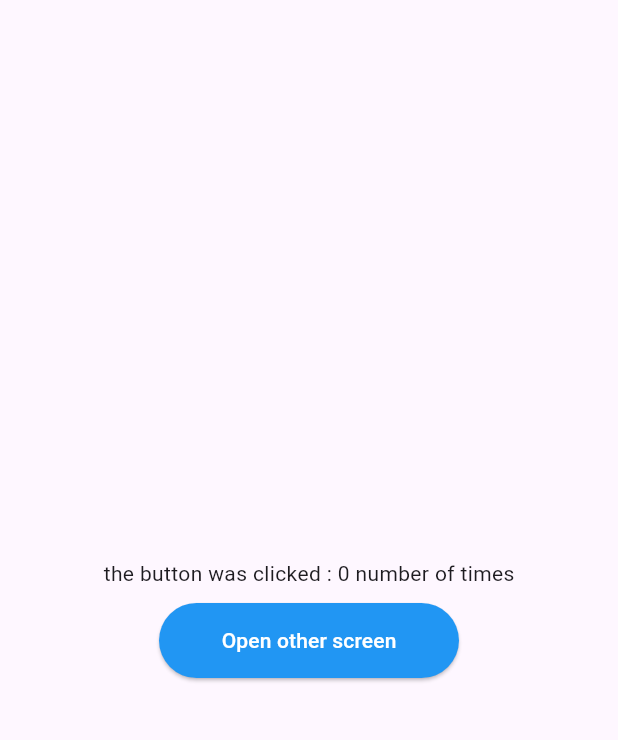
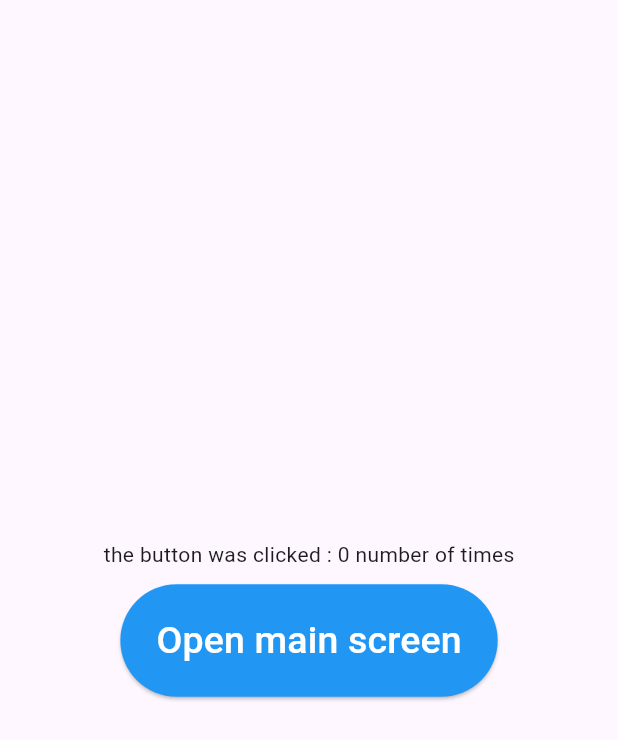
Before and after one commit to MRNOONE333/flutter-getX-implementation, a Flutter app: the screen it shows after launch, after a tap on "Open other screen", on a phone screen of 412 x 824 dp. Shown: the top 740 px of the screen. Run offline on Flutter 3.47's test engine with Material 3 defaults, Android fonts, the phone set to English and light mode, and no system bars; our stand-ins replace get.

Commit message:
ui changes

```diff
--- a/lib/screens/Home.dart
+++ b/lib/screens/Home.dart
@@ -16,20 +16,18 @@ class HomeScreen extends StatelessWidget {
             SizedBox(
               height: 10,
             ),
-            Container(
-              width: 200,
-              height: 50,
-              child: ElevatedButton(
-                  style: ElevatedButton.styleFrom(
-                    primary: Colors.blue, // Background color
-                    onPrimary: Colors.white, // Text color
-                    minimumSize: Size(200, 50), // Width and height
-                  ),
-                  onPressed: () {
-                    Get.to(OtherScreen());
-                  },
-                  child: Text('Open other screen')),
-            )
+            ElevatedButton(
+                style: ElevatedButton.styleFrom(
+                  primary: Colors.blue,
+                  onPrimary: Colors.white,
+                  minimumSize: Size(200, 75),
+                ),
+                onPressed: () {
+                  Get.to(OtherScreen());
+                },
+                child: Text('Open other screen',
+                style: TextStyle(fontSize: 25),
+                ))
           ]),
         ),
       ),
--- a/lib/screens/other.dart
+++ b/lib/screens/other.dart
@@ -17,20 +17,17 @@ class OtherScreen extends StatelessWidget {
             SizedBox(
               height: 10,
             ),
-            Container(
-              width: 200, // Set the width you want
-              height: 50,
-              child: ElevatedButton(style: ElevatedButton.styleFrom(
-                primary: Colors.blue, // Background color
-                onPrimary: Colors.white, // Text color
-                minimumSize: Size(200, 50), // Width and height
-              ),
-                  onPressed: () {
+            ElevatedButton(style: ElevatedButton.styleFrom(
+              primary: Colors.blue,
+              onPrimary: Colors.white,
+              minimumSize: Size(200, 75),
+            ),
+                onPressed: () {
 
-                Get.back();
-              },
-                  child: Text('Open other screen')),
-            ),
+              Get.back();
+            },
+                child: Text('Open main screen',
+                  style: TextStyle(fontSize: 25),)),
           ],
         ),
       ),
```
